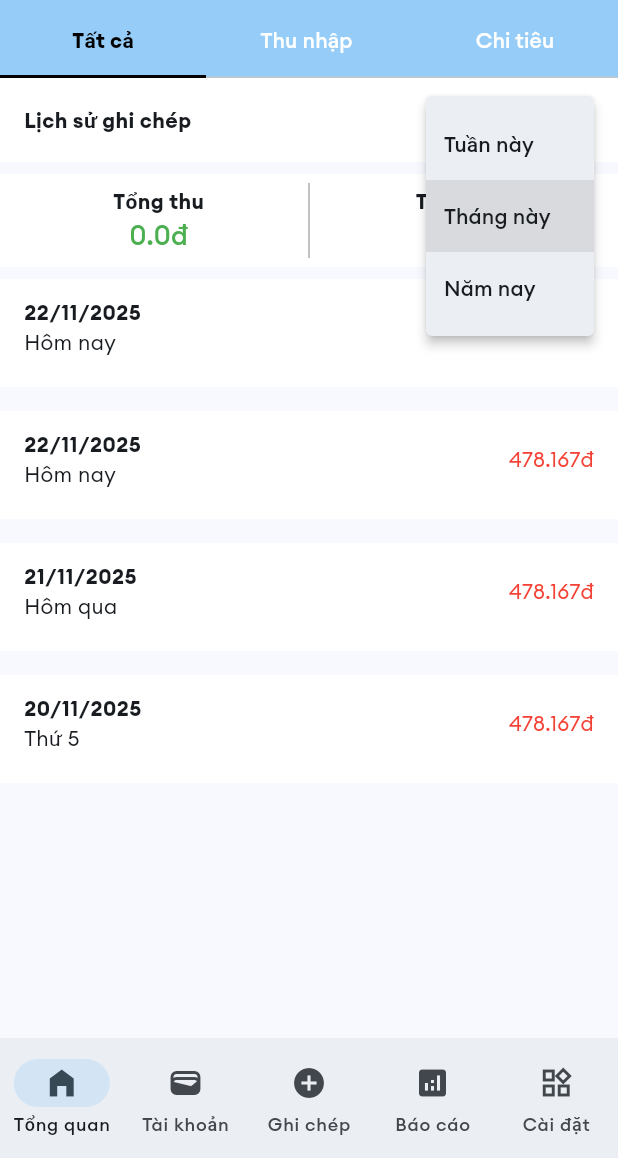
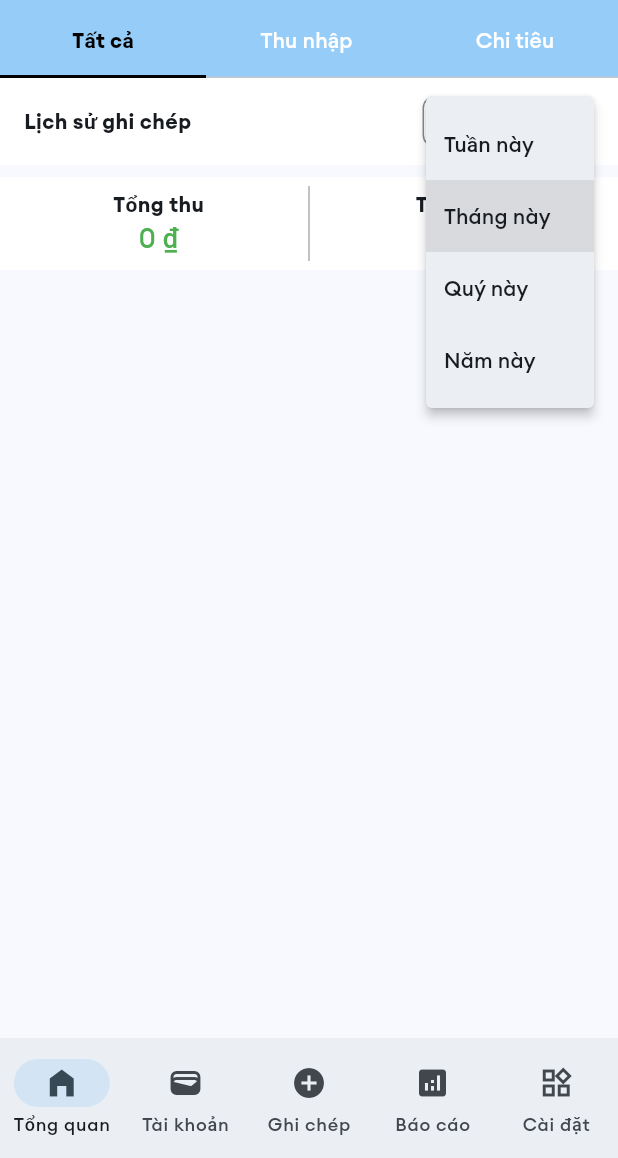
Before and after one commit to anhtuspham/MOSA, a Flutter app: the screen it shows after launch, after a tap on "Tháng này", on a phone screen of 412 x 824 dp, the part 78-1236 px from its top. Run offline on Flutter 3.47's test engine with Material 3 defaults, Android fonts, the phone set to English and light mode, and no system bars; our stand-ins replace fl_chart, flutter_riverpod, flutter_screenutil, go_router, percent_indicator, sqflite; accounts and stored records are empty.

Commit message:
Refactor: Implement date filtering and improve transaction display
- Replace `ChangeNotifierProvider` with Riverpod's `StateProvider` for date range filtering (week, month, year).
- Group transactions by date on the overview screen.
- Calculate and display total income/expense for each day.
- Add a helper to format currency values consistently.
- Implement a function to clear input fields after a transaction is successfully saved.
- Refactor date extension to provide a clearer weekday label (e.g., 'Today', 'Yesterday').

```diff
--- a/lib/main.dart
+++ b/lib/main.dart
@@ -11,10 +11,7 @@ void main() {
   WidgetsFlutterBinding.ensureInitialized();
   runApp(
     ProviderScope(
-      child: MultiProvider(
-        providers: [ChangeNotifierProvider(create: (_) => DateFilterProvider())],
-        child: const MyApp(),
-      ),
+      child: const MyApp(),
     ),
   );
 }
--- a/lib/providers/date_filter_provider.dart
+++ b/lib/providers/date_filter_provider.dart
@@ -2,19 +2,9 @@ import 'package:flutter/cupertino.dart';
 import 'package:flutter/material.dart';
 import 'package:flutter_riverpod/flutter_riverpod.dart';
 import 'package:flutter_riverpod/legacy.dart';
+import 'package:mosa/models/enums.dart';
 import 'package:mosa/models/transaction.dart';
 import 'package:mosa/providers/transaction_provider.dart';
-
-class DateFilterProvider extends ChangeNotifier {
-  String _selectedMonth = 'Tháng này';
-
-  String get selectedMonth => _selectedMonth;
-
-  void setMonth(String month) {
-    _selectedMonth = month;
-    notifyListeners();
-  }
-}
 
 enum DateRangeFilter { week, month, quarter, year }
 
@@ -61,3 +51,38 @@ final filteredTransactionByDateRangeProvider = Provider<List<TransactionModel>>(
   filtered.sort((a, b) => a.date.compareTo(b.date));
   return filtered;
 });
+
+final transactionGroupByDateProvider = Provider<Map<DateTime, List<TransactionModel>>>((ref) {
+  final transactions = ref.watch(filteredTransactionByDateRangeProvider);
+  final grouped = <DateTime, List<TransactionModel>>{};
+
+  for (var transaction in transactions) {
+    final dateKey = DateTime(transaction.date.year, transaction.date.month, transaction.date.day);
+    if (grouped.containsKey(dateKey)) {
+      grouped[dateKey]!.add(transaction);
+    } else {
+      grouped[dateKey] = [transaction];
+    }
+  }
+
+  final sortedKey = grouped.keys.toList()..sort((a, b) => b.compareTo(a));
+  return Map.fromEntries(sortedKey.map((e) => MapEntry(e, grouped[e]!)));
+});
+
+final totalByDateProvider = Provider.family<({double income, double expense}), DateTime>((ref, date) {
+  final grouped = ref.watch(transactionGroupByDateProvider);
+  final transactions = grouped[date] ?? [];
+
+  double income = 0;
+  double expense = 0;
+
+  for (var transaction in transactions) {
+    if (transaction.type == TransactionType.income) {
+      income += transaction.amount;
+    } else {
+      expense += transaction.amount;
+    }
+  }
+
+  return (income: income, expense: expense);
+});
--- a/lib/screens/overview/overview_screen.dart
+++ b/lib/screens/overview/overview_screen.dart
@@ -2,6 +2,7 @@ import 'package:flutter/material.dart';
 import 'package:flutter_riverpod/flutter_riverpod.dart';
 import 'package:mosa/providers/date_filter_provider.dart';
 import 'package:mosa/providers/transaction_provider.dart';
+import 'package:mosa/utils/helpers.dart';
 import 'package:mosa/widgets/transaction_in_period_time.dart';
 import 'package:provider/provider.dart';
 
@@ -17,10 +18,10 @@ class OverviewScreen extends ConsumerStatefulWidget {
 class _OverviewScreenState extends ConsumerState<OverviewScreen> {
   @override
   Widget build(BuildContext context) {
-    final selectedMonth = context.watch<DateFilterProvider>().selectedMonth;
     final totalIncome = ref.watch(totalIncomeProvider);
     final totalExpense = ref.watch(totalExpenseProvider);
-    final transactionNotifier = ref.watch(transactionProvider);
+    final groupedTransactions = ref.watch(transactionGroupByDateProvider);
+    final dateFilterNotifier = ref.watch(dateRangeFilterProvider);
 
     return RefreshIndicator(
       onRefresh: _handleOnRefresh,
@@ -35,25 +36,26 @@ class _OverviewScreenState extends ConsumerState<OverviewScreen> {
                 children: [
                   Text('Lịch sử ghi chép', style: TextStyle(fontWeight: FontWeight.bold)),
                   PopupMenuButton(
-                    initialValue: selectedMonth,
+                    initialValue: dateFilterNotifier.name,
                     onSelected: (value) {
-                      context.read<DateFilterProvider>().setMonth(value);
+                      ref.read(dateRangeFilterProvider.notifier).state = DateRangeFilter.values.firstWhere(
+                        (element) => element.name == value,
+                      );
                     },
                     itemBuilder:
-                        (context) => [
-                          PopupMenuItem(value: 'Tuần này', child: Text('Tuần này')),
-                          PopupMenuItem(value: 'Tháng này', child: Text('Tháng này')),
-                          PopupMenuItem(value: 'Năm nay', child: Text('Năm nay')),
-                        ],
+                        (context) =>
+                            DateRangeFilter.values.map((e) {
+                              return PopupMenuItem(value: e.name, child: Text(_getFilterLabel(e)));
+                            }).toList(),
                     child: Container(
-                      padding: const EdgeInsets.all(3),
+                      padding: const EdgeInsets.symmetric(horizontal: 8, vertical: 4),
                       decoration: BoxDecoration(
                         border: Border.all(color: AppColors.border),
                         borderRadius: BorderRadius.circular(8),
                       ),
                       child: Row(
                         children: [
-                          Text(selectedMonth, style: TextStyle(fontWeight: FontWeight.w500)),
+                          Text(_getFilterLabel(dateFilterNotifier), style: TextStyle(fontWeight: FontWeight.w500)),
                           const Icon(Icons.keyboard_arrow_down),
                         ],
                       ),
@@ -74,7 +76,7 @@ class _OverviewScreenState extends ConsumerState<OverviewScreen> {
                       children: [
                         Text('Tổng thu', style: TextStyle(fontWeight: FontWeight.bold)),
                         Text(
-                          '$totalIncomeđ',
+                          Helpers.formatCurrency(totalIncome),
                           style: TextStyle(color: AppColors.income, fontSize: 18, fontWeight: FontWeight.w500),
                         ),
                       ],
@@ -91,7 +93,7 @@ class _OverviewScreenState extends ConsumerState<OverviewScreen> {
                       children: [
                         Text('Tổng chi', style: TextStyle(fontWeight: FontWeight.bold)),
                         Text(
-                          '$totalExpense',
+                          Helpers.formatCurrency(totalExpense),
                           style: TextStyle(color: AppColors.expense, fontSize: 18, fontWeight: FontWeight.w500),
                         ),
                       ],
@@ -101,14 +103,35 @@ class _OverviewScreenState extends ConsumerState<OverviewScreen> {
               ),
             ),
             const SizedBox(height: 8),
-            TransactionInPeriodTime(date: DateTime.now()),
-            TransactionInPeriodTime(date: DateTime.now()),
-            TransactionInPeriodTime(date: DateTime.now().subtract(Duration(days: 1))),
-            TransactionInPeriodTime(date: DateTime.now().subtract(Duration(days: 2))),
+            ListView.builder(
+              shrinkWrap: true,
+              physics: const NeverScrollableScrollPhysics(),
+              itemCount: groupedTransactions.length,
+              itemBuilder: (context, index) {
+              final date = groupedTransactions.keys.elementAt(index);
+              return TransactionInPeriodTime(date: date);
+            },),
+            // TransactionInPeriodTime(date: DateTime.now()),
+            // TransactionInPeriodTime(date: DateTime.now()),
+            // TransactionInPeriodTime(date: DateTime.now().subtract(Duration(days: 1))),
+            // TransactionInPeriodTime(date: DateTime.now().subtract(Duration(days: 2))),
           ],
         ),
       ),
     );
+  }
+
+  String _getFilterLabel(DateRangeFilter filter) {
+    switch (filter) {
+      case DateRangeFilter.week:
+        return 'Tuần này';
+      case DateRangeFilter.month:
+        return 'Tháng này';
+      case DateRangeFilter.quarter:
+        return 'Quý này';
+      case DateRangeFilter.year:
+        return 'Năm này';
+    }
   }
 
   Future<void> _handleOnRefresh() async {
--- a/lib/utils/date_time_extension.dart
+++ b/lib/utils/date_time_extension.dart
@@ -1,6 +1,5 @@
 import 'package:intl/intl.dart';
 import 'package:mosa/utils/constants.dart';
-
 
 extension DateTimeExtension on DateTime {
   DateTime get startOfDay => DateTime(year, month, day, 0, 0, 0);
@@ -27,7 +26,7 @@ extension DateTimeExtension on DateTime {
     return DateTime(year, month + 1, 1).subtract(const Duration(seconds: 1));
   }
 
-  String get weekdayName{
+  String get weekdayName {
     final List<String> weekdays = [
       AppConstants.sunday,
       AppConstants.monday,
@@ -40,18 +39,16 @@ extension DateTimeExtension on DateTime {
     return weekdays[weekday % 7];
   }
 
-  String get getWeekdayNameBaseCurrent{
-    final currentWeekday = DateTime.now().weekday;
-    int weekdayStatus = currentWeekday - weekday;
-    switch (weekdayStatus) {
-      case 0:
-        return AppConstants.today;
-      case 1:
-        return AppConstants.yesterday;
-      default:
-        return weekdayName;
+  String get weekdayLabel {
+    final now = DateTime.now();
+    final diffDays = now.difference(this).inDays;
+
+    switch(diffDays){
+      case 0: return AppConstants.today;
+      case 1: return AppConstants.yesterday;
+      default: return weekdayName;
     }
-}
+  }
 
   DateTime get startOfPreviousMonth {
     if (month == 1) {
@@ -68,13 +65,9 @@ extension DateTimeExtension on DateTime {
   }
 
   DateTime get endOfWeek {
-    return add(Duration(days: 7 - weekday)).copyWith(
-      hour: 23,
-      minute: 59,
-      second: 59,
-      millisecond: 999,
-      microsecond: 999,
-    );
+    return add(
+      Duration(days: 7 - weekday),
+    ).copyWith(hour: 23, minute: 59, second: 59, millisecond: 999, microsecond: 999);
   }
 }
 
@@ -177,6 +170,6 @@ String getWeekDateRange(DateTime date) {
   return '${DateFormat('dd/MM').format(startOfWeek)} - ${DateFormat('dd/MM/yyyy').format(endOfWeek)}';
 }
 
-String convertDateTimeToString(DateTime time){
+String convertDateTimeToString(DateTime time) {
   return DateFormat('dd/MM/yyyy').format(time);
 }
--- a/lib/utils/utils.dart
+++ b/lib/utils/utils.dart
@@ -1,8 +1,5 @@
 import 'package:flutter/cupertino.dart';
 
-String formatCurrency(double amount) {
-  return '${amount.toStringAsFixed(0)}đ';
-}
 
 TextPainter getTextPainter(String text, {BuildContext? context}) {
   return TextPainter(text: TextSpan(text: text, style: TextStyle(fontSize: 14)), textDirection: TextDirection.ltr)..layout();
--- a/lib/widgets/transaction_in_period_time.dart
+++ b/lib/widgets/transaction_in_period_time.dart
@@ -3,6 +3,7 @@ import 'package:flutter_riverpod/flutter_riverpod.dart';
 import 'package:mosa/providers/transaction_provider.dart';
 import 'package:mosa/widgets/transaction_item.dart';
 
+import '../providers/date_filter_provider.dart';
 import '../utils/app_colors.dart';
 import '../utils/date_time_extension.dart';
 
@@ -20,7 +21,11 @@ class TransactionInPeriodTime extends ConsumerStatefulWidget {
 class _TransactionInPeriodTimeState extends ConsumerState<TransactionInPeriodTime> {
   @override
   Widget build(BuildContext context) {
-    final transactionNotifier = ref.watch(transactionProvider);
+    final groupedNotifier = ref.watch(transactionGroupByDateProvider);
+    final totalAmount = ref.watch(totalByDateProvider(widget.date));
+
+    final transactionOfDay = groupedNotifier[widget.date] ?? [];
+
     return Container(
       padding: const EdgeInsets.symmetric(horizontal: 16, vertical: 12),
       margin: const EdgeInsets.only(bottom: 16),
@@ -34,19 +39,19 @@ class _TransactionInPeriodTimeState extends ConsumerState<TransactionInPeriodTim
                 crossAxisAlignment: CrossAxisAlignment.start,
                 children: [
                   Text(convertDateTimeToString(widget.date), style: TextStyle(fontWeight: FontWeight.bold)),
-                  Text(widget.date.getWeekdayNameBaseCurrent),
+                  Text(widget.date.weekdayLabel),
                 ],
               ),
-              Text('478.167đ', style: TextStyle(color: AppColors.expense)),
+              Text(totalAmount.expense.toString(), style: TextStyle(color: AppColors.expense)),
             ],
           ),
           const SizedBox(height: 8),
           ListView.builder(
-            itemCount: transactionNotifier.length,
+            itemCount: transactionOfDay.length,
             shrinkWrap: true,
             physics: NeverScrollableScrollPhysics(),
             itemBuilder: (context, index) {
-              final transaction = transactionNotifier[index];
+              final transaction = transactionOfDay[index];
               return TransactionItem(
                 category: transaction.category,
                 amount: transaction.amount,
--- a/lib/widgets/transaction_item.dart
+++ b/lib/widgets/transaction_item.dart
@@ -1,5 +1,7 @@
 import 'package:flutter/material.dart';
 import 'package:flutter_screenutil/flutter_screenutil.dart';
+import 'package:mosa/utils/helpers.dart';
+import 'package:mosa/utils/utils.dart';
 
 import '../utils/app_colors.dart';
 
@@ -37,7 +39,7 @@ class TransactionItem extends StatelessWidget {
           ),
           Column(
             children: [
-              Text('$amount đ', style: TextStyle(fontSize: 16.sp, color: AppColors.expense)),
+              Text(Helpers.formatCurrency(amount), style: TextStyle(fontSize: 16.sp, color: AppColors.expense)),
               Row(
                 children: [
                   Icon(Icons.wallet, size: 16.sp),
```
Also changed, not shown: lib/screens/transaction/add_transaction_screen.dart (+7 -1 lines).
